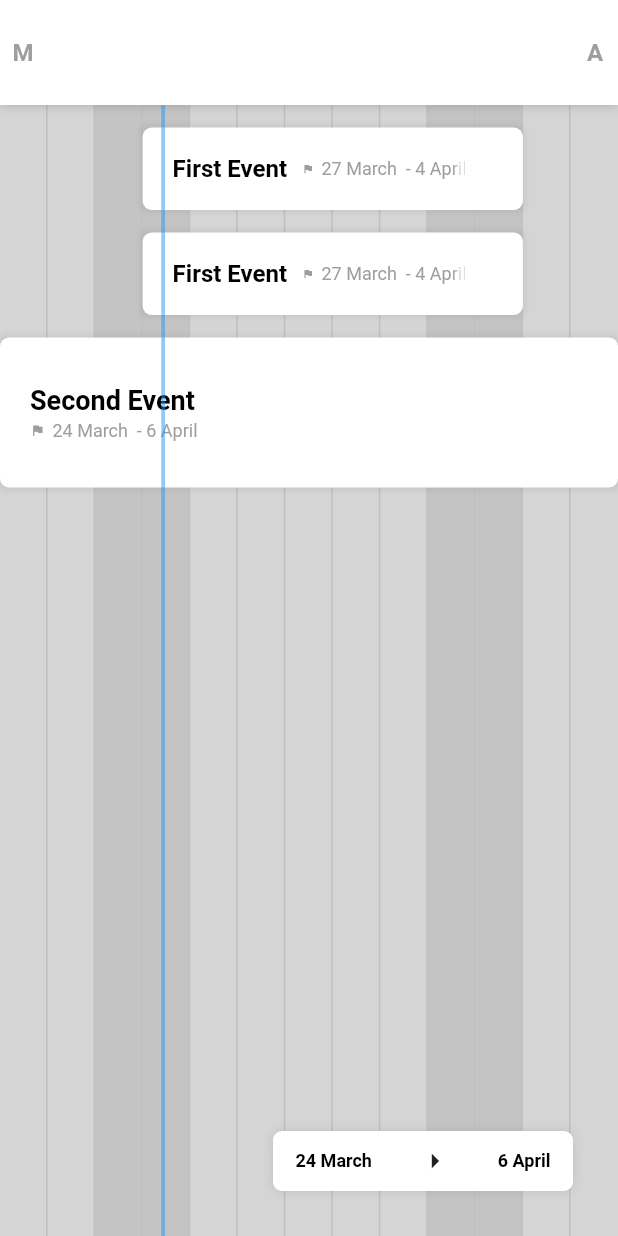
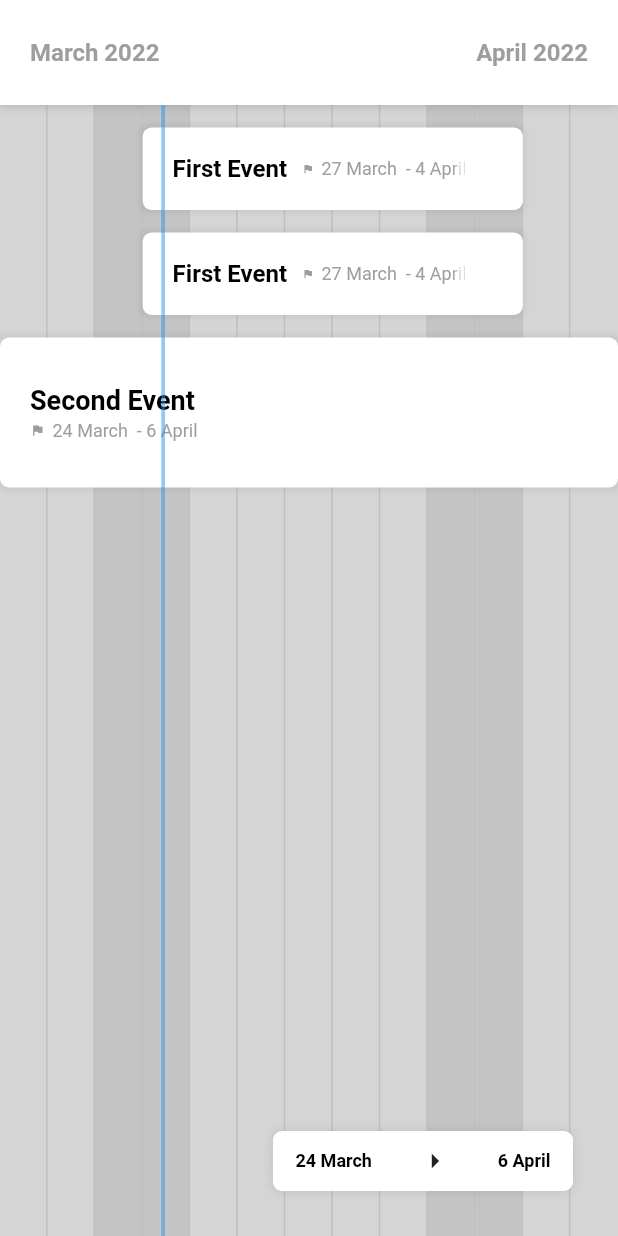
Before and after one commit to karimafas/bar-calendar, a Flutter app: the screen it shows after launch, on a phone screen of 412 x 824 dp. Run offline on Flutter 3.47's test engine with Material 2 defaults, Android fonts, the phone set to English and light mode, and no system bars.

Commit message:
Improved months header view

```diff
--- a/lib/bar_calendar.dart
+++ b/lib/bar_calendar.dart
@@ -2,6 +2,12 @@ library bar_calendar;
 
 import 'package:flutter/material.dart';
 import 'package:intl/intl.dart';
+
+extension StringExtension on String {
+    String capitalize() {
+      return "${this[0].toUpperCase()}${substring(1).toLowerCase()}";
+    }
+}
 
 TextStyle _display1 = const TextStyle(
     color: Colors.black, fontSize: 18, fontWeight: FontWeight.bold);
@@ -79,6 +85,13 @@ Months month(int m) {
     default:
       return Months.infinity;
   }
+}
+
+class Month {
+  Months month;
+  int year;
+
+  Month(this.month, this.year);
 }
 
 class EventObj {
@@ -364,7 +377,7 @@ class Header extends StatelessWidget {
     return LayoutBuilder(builder: (context, constraints) {
       final double headerWidth = constraints.maxWidth;
       HeaderType headerType = HeaderType.full;
-      final List<Months> months = [];
+      final List<Month> months = [];
 
       if (headerWidth / daysBetween.length < dayColumnWidth) {
         headerType = HeaderType.condensed;
@@ -372,7 +385,7 @@ class Header extends StatelessWidget {
         int lastMonth = -1;
         for (final date in daysBetween) {
           if (date.month != lastMonth) {
-            months.add(month(date.month));
+            months.add(Month(month(date.month), date.year));
             lastMonth = date.month;
           }
         }
@@ -437,10 +450,10 @@ class Header extends StatelessWidget {
               : Row(
                   mainAxisAlignment: MainAxisAlignment.spaceBetween,
                   children: months
-                      .map((m) => SizedBox(
-                            width: headerWidth / daysBetween.length - 1,
+                      .map((m) => Container(
+                            padding: const EdgeInsets.symmetric(horizontal: 20),
                             child: Center(
-                              child: Text(m.name.substring(0, 1).toUpperCase(),
+                              child: Text('${m.month.name.capitalize()} ${m.year}',
                                   style: _display4),
                             ),
                           ))
@@ -576,8 +589,7 @@ class EventBarSmall extends StatelessWidget {
                       ),
                     ),
                     const SizedBox(width: 10),
-                    const Icon(Icons.flag_rounded,
-                        color: Colors.grey, size: 8),
+                    const Icon(Icons.flag_rounded, color: Colors.grey, size: 8),
                     const SizedBox(width: 5),
                     Flexible(
                       child: SizedBox(
```
